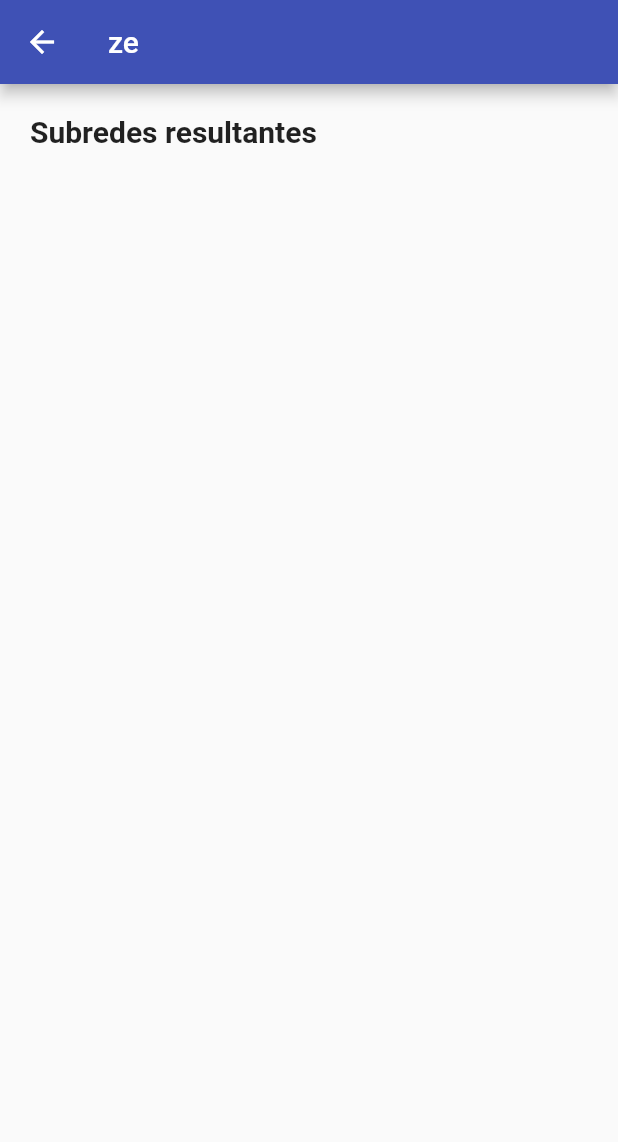
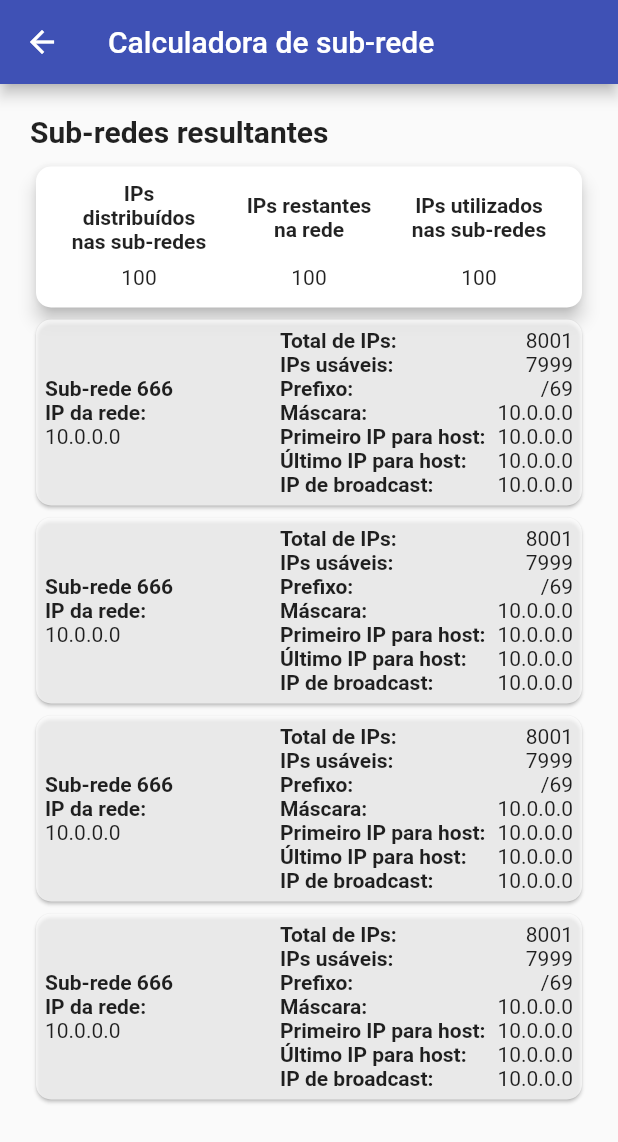
Before and after one commit to icarob-eng/subnet_mask_calculator, a Flutter app: the screen it shows after launch, after a tap on the "add" icon, after a tap on the "play arrow" icon, on a phone screen of 412 x 824 dp. Shown: the top 1142 px of the screen. Run offline on Flutter 3.47's test engine with Material 2 defaults, Android fonts, the phone set to English and light mode, and no system bars; our stand-ins replace mask_text_input_formatter.

Commit message:
Cria output_screen.dart, renomeia app, cria darktheme, cria components e adiciona máscara em input_screen.dart

```diff
--- /dev/null
+++ b/lib/components/components.dart
@@ -0,0 +1,150 @@
+import 'package:flutter/material.dart';
+
+class PaddedCard extends StatelessWidget {
+  final Widget child;
+
+  const PaddedCard({required this.child, super.key});
+
+  @override
+  Widget build(BuildContext context) {
+    return Card(
+      elevation: 5,
+      shape: RoundedRectangleBorder(borderRadius: BorderRadius.circular(10)),
+      child: Padding(
+        padding: const EdgeInsets.only(
+          bottom: 12,
+          left: 12,
+          right: 12,
+          top: 2,
+        ),
+        child: child,
+      ),
+    );
+  }
+}
+
+class SubnetCard extends StatelessWidget {
+  final int subnetNumber;
+  final String subnetIp;
+  final int totalIps;
+  final int usableIps;
+  final String prefix;
+  final String mask;
+  final String firstHostIp;
+  final String lastHostIp;
+  final String broadcastIp;
+
+  const SubnetCard(
+      {required this.subnetNumber,
+      required this.subnetIp,
+      required this.totalIps,
+      required this.usableIps,
+      required this.prefix,
+      required this.mask,
+      required this.firstHostIp,
+      required this.lastHostIp,
+      required this.broadcastIp,
+      super.key});
+
+  @override
+  Widget build(BuildContext context) {
+    return Card(
+        color: Theme.of(context).brightness == Brightness.light ?
+        Colors.white70 : Colors.black12,
+        elevation: 1,
+        shape: RoundedRectangleBorder(borderRadius: BorderRadius.circular(10)),
+        child: Padding(
+          padding: const EdgeInsets.symmetric(
+            vertical: 6, horizontal: 6,
+          ),
+          child: Row(
+            mainAxisAlignment: MainAxisAlignment.spaceBetween,
+            children: [
+              Flexible(
+                child: Column(
+                  crossAxisAlignment: CrossAxisAlignment.start,
+                  children: [
+                    Text(
+                      'Sub-rede $subnetNumber',
+                      style: const TextStyle(fontWeight: FontWeight.w700),
+                      softWrap: false,
+                      overflow: TextOverflow.visible,
+                    ),
+                    const Text(
+                      'IP da rede:',
+                      textAlign: TextAlign.center,
+                      style: TextStyle(fontWeight: FontWeight.w700),
+                      softWrap: false,
+                      overflow: TextOverflow.visible,
+                    ),
+                    Text(
+                      subnetIp,
+                      softWrap: false,
+                      overflow: TextOverflow.visible,
+                    ),
+                  ],
+                ),
+              ),
+              const Spacer(flex: 1,),
+              Flexible(
+                flex: 2,
+                child: Column(
+                  crossAxisAlignment: CrossAxisAlignment.start,
+                  children: const [
+                    Text('Total de IPs:',
+                      style: TextStyle(fontWeight: FontWeight.w700),
+                      softWrap: false,
+                      overflow: TextOverflow.visible,
+                    ),
+                    Text('IPs usáveis:',
+                      style: TextStyle(fontWeight: FontWeight.w700),
+                      softWrap: false,
+                      overflow: TextOverflow.visible,
+                    ),
+                    Text('Prefixo:',
+                      style: TextStyle(fontWeight: FontWeight.w700),
+                      softWrap: false,
+                      overflow: TextOverflow.visible,
+                    ),
+                    Text('Máscara:',
+                      style: TextStyle(fontWeight: FontWeight.w700),
+                      softWrap: false,
+                      overflow: TextOverflow.visible,
+                    ),
+                    Text('Primeiro IP para host:',
+                      style: TextStyle(fontWeight: FontWeight.w700),
+                      softWrap: false,
+                      overflow: TextOverflow.visible,
+                    ),
+                    Text('Último IP para host:',
+                      style: TextStyle(fontWeight: FontWeight.w700),
+                      softWrap: false,
+                      overflow: TextOverflow.visible,
+                    ),
+                    Text('IP de broadcast:',
+                      style: TextStyle(fontWeight: FontWeight.w700),
+                      softWrap: false,
+                      overflow: TextOverflow.visible,
+                    ),
+                  ],
+                ),
+              ),
+              Flexible(
+                child: Column(
+                  crossAxisAlignment: CrossAxisAlignment.end,
+                  children: [
+                    Text('$totalIps'),
+                    Text('$usableIps'),
+                    Text(prefix),
+                    Text(mask),
+                    Text(firstHostIp),
+                    Text(lastHostIp),
+                    Text(broadcastIp),
+                  ],
+                ),
+              ),
+            ],
+          ),
+        ));
+  }
+}
--- a/lib/main.dart
+++ b/lib/main.dart
@@ -13,6 +13,10 @@ class MyApp extends StatelessWidget {
   Widget build(BuildContext context) {
     return MaterialApp(
       theme: ThemeData(primarySwatch: Colors.indigo),
+      darkTheme: ThemeData(colorScheme: const ColorScheme.dark(
+        primary: Color.fromARGB(255, 25, 40, 120),
+        secondary: Color.fromARGB(255, 25, 40, 120),
+      )),
       title: 'Subnet Calculator',
       initialRoute: '/input',
       routes: {
--- a/lib/screens/input_screen.dart
+++ b/lib/screens/input_screen.dart
@@ -1,5 +1,6 @@
 import 'package:flutter/material.dart';
 import 'package:mask_text_input_formatter/mask_text_input_formatter.dart';
+import 'package:subnet_mask_calculator/components/components.dart';
 
 class InputScreen extends StatefulWidget {
   const InputScreen({super.key});
@@ -35,7 +36,7 @@ class _InputScreenState extends State<InputScreen> {
   Widget build(BuildContext context) {
     return Scaffold(
       appBar: AppBar(
-        title: const Text('Subnet calculator'),
+        title: const Text('Calculadora de sub-rede'),
       ),
       body: Padding(
         padding: const EdgeInsets.all(20.0),
@@ -43,7 +44,7 @@ class _InputScreenState extends State<InputScreen> {
           // alignment: Alignment.center,
           children: [
             const Text(
-              'Definição de subredes',
+              'Definição de sub-redes',
               style: TextStyle(fontSize: 20.0, fontWeight: FontWeight.bold),
             ),
             Form(
@@ -60,23 +61,15 @@ class _InputScreenState extends State<InputScreen> {
                     onPressed: () => setState(() {
                       subnetHostControllers.add(TextEditingController());
                       formWidgets.add(
-                        Card(
-                          elevation: 7,
-                          shape: RoundedRectangleBorder(
-                              borderRadius: BorderRadius.circular(10)
-                          ),
-                          child: Padding(
-                            padding: const EdgeInsets.only(
-                                bottom: 12, left: 12, right: 12, top: 2,
+                        PaddedCard(
+                          child: TextFormField(
+                            decoration: InputDecoration(
+                              labelText:
+                                  'Número de hosts da sub-rede ${formWidgets.length - 1}:',
                             ),
-                            child: TextFormField(
-                              decoration: InputDecoration(
-                                labelText: 'Número de hosts da subrede ${formWidgets.length - 1}:',
-                              ),
-                              initialValue: '0',
-                              keyboardType: TextInputType.number,
-                              controller: subnetHostControllers.last,
-                            ),
+                            inputFormatters: [MaskTextInputFormatter(mask: '#' * 30)],
+                            keyboardType: TextInputType.number,
+                            controller: subnetHostControllers.last,
                           ),
                         ),
                       );
--- a/lib/screens/output_screen.dart
+++ b/lib/screens/output_screen.dart
@@ -1,4 +1,5 @@
 import 'package:flutter/material.dart';
+import 'package:subnet_mask_calculator/components/components.dart';
 
 class OutputScreen extends StatefulWidget {
   const OutputScreen({super.key});
@@ -7,39 +8,129 @@ class OutputScreen extends StatefulWidget {
   State<StatefulWidget> createState() => _OutputScreen();
 }
 
-class _OutputScreen extends State<StatefulWidget>{
+class _OutputScreen extends State<StatefulWidget> {
+  List<Widget> cards = [];
+
+
+  @override
+  void initState() {
+    super.initState();
+
+    // todo: calcular dados de rede
+    cards.add(const SubnetCard(
+        subnetNumber: 666,
+        subnetIp: '10.0.0.0',
+        totalIps: 8001,
+        usableIps: 7999,
+        prefix: '/69',
+        mask: '10.0.0.0',
+        firstHostIp: '10.0.0.0',
+        lastHostIp: '10.0.0.0',
+        broadcastIp: '10.0.0.0',
+    ));
+    cards.add(const SubnetCard(
+        subnetNumber: 666,
+        subnetIp: '10.0.0.0',
+        totalIps: 8001,
+        usableIps: 7999,
+        prefix: '/69',
+        mask: '10.0.0.0',
+        firstHostIp: '10.0.0.0',
+        lastHostIp: '10.0.0.0',
+        broadcastIp: '10.0.0.0',
+    ));
+    cards.add(const SubnetCard(
+        subnetNumber: 666,
+        subnetIp: '10.0.0.0',
+        totalIps: 8001,
+        usableIps: 7999,
+        prefix: '/69',
+        mask: '10.0.0.0',
+        firstHostIp: '10.0.0.0',
+        lastHostIp: '10.0.0.0',
+        broadcastIp: '10.0.0.0',
+    ));
+    cards.add(const SubnetCard(
+        subnetNumber: 666,
+        subnetIp: '10.0.0.0',
+        totalIps: 8001,
+        usableIps: 7999,
+        prefix: '/69',
+        mask: '10.0.0.0',
+        firstHostIp: '10.0.0.0',
+        lastHostIp: '10.0.0.0',
+        broadcastIp: '10.0.0.0',
+    ));
+  }
+
   @override
   Widget build(BuildContext context) {
     return Scaffold(
-      appBar: AppBar(title: const Text('ze')),
+      appBar: AppBar(title: const Text('Calculadora de sub-rede')),
       body: Padding(
         padding: const EdgeInsets.all(20.0),
         child: ListView(
           children: [
-            const Text(
-              'Subredes resultantes',
-              style: TextStyle(fontSize: 20.0, fontWeight: FontWeight.bold),
-            ),
-            // IPs distribuidos = Soma IPs em subrede
-            // IPs restantes = distribuídos - utilizados
-            // IPs utilizados = Hosts + extras de infraestrutura
-
-            /* Subrede:
-              Total
-              Usáveis
-              Prefixo
-              Máscara
-              Ip de rede
-              1° Ip de Host
-              Último Ip de Host
-              // Ip de Vlan
-              // Ip de Gateway
-              Ip de broadcast
-             */
-          ],
+                const Padding(
+                  padding: EdgeInsets.only(bottom: 8),
+                  child: Text(
+                    'Sub-redes resultantes',
+                    style:
+                        TextStyle(fontSize: 20.0, fontWeight: FontWeight.bold),
+                  ),
+                ),
+                PaddedCard(
+                    child: Column(
+                      children: [
+                        Row(
+                          mainAxisAlignment: MainAxisAlignment.spaceEvenly,
+                          children: const [
+                            Flexible(
+                              child: Padding(
+                                padding: EdgeInsets.all(8.0),
+                                child: Text(
+                                  'IPs distribuídos nas sub-redes',
+                                  textAlign: TextAlign.center,
+                                  style: TextStyle(fontWeight: FontWeight.w700),
+                                ),
+                              ),
+                            ),
+                            Flexible(
+                              child: Padding(
+                                padding: EdgeInsets.all(8.0),
+                                child: Text(
+                                  'IPs restantes na rede',
+                                  textAlign: TextAlign.center,
+                                  style: TextStyle(fontWeight: FontWeight.w700),
+                                ),
+                              ),
+                            ),
+                            Flexible(
+                              child: Padding(
+                                padding: EdgeInsets.all(8.0),
+                                child: Text(
+                                  'IPs utilizados nas sub-redes',
+                                  textAlign: TextAlign.center,
+                                  style: TextStyle(fontWeight: FontWeight.w700),
+                                ),
+                              ),
+                            ),
+                      ],
+                    ),
+                    Row(
+                      mainAxisAlignment: MainAxisAlignment.spaceAround,
+                      children: const [
+                        Text('100'),
+                        Text('100'),
+                        Text('100'),
+                      ],
+                    ),
+                  ],
+                )),
+              ] +
+              cards,
         ),
       ),
     );
   }
-
 }
```
Also changed, not shown: lib/components/componets.dart (deleted), 1 other file.
